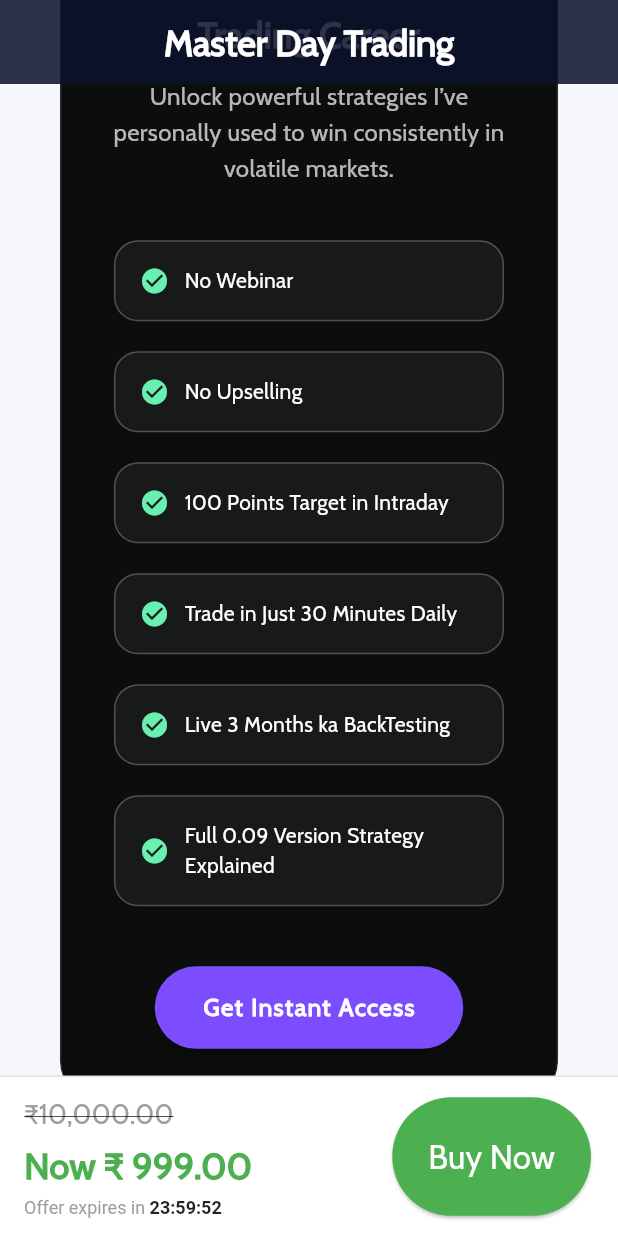
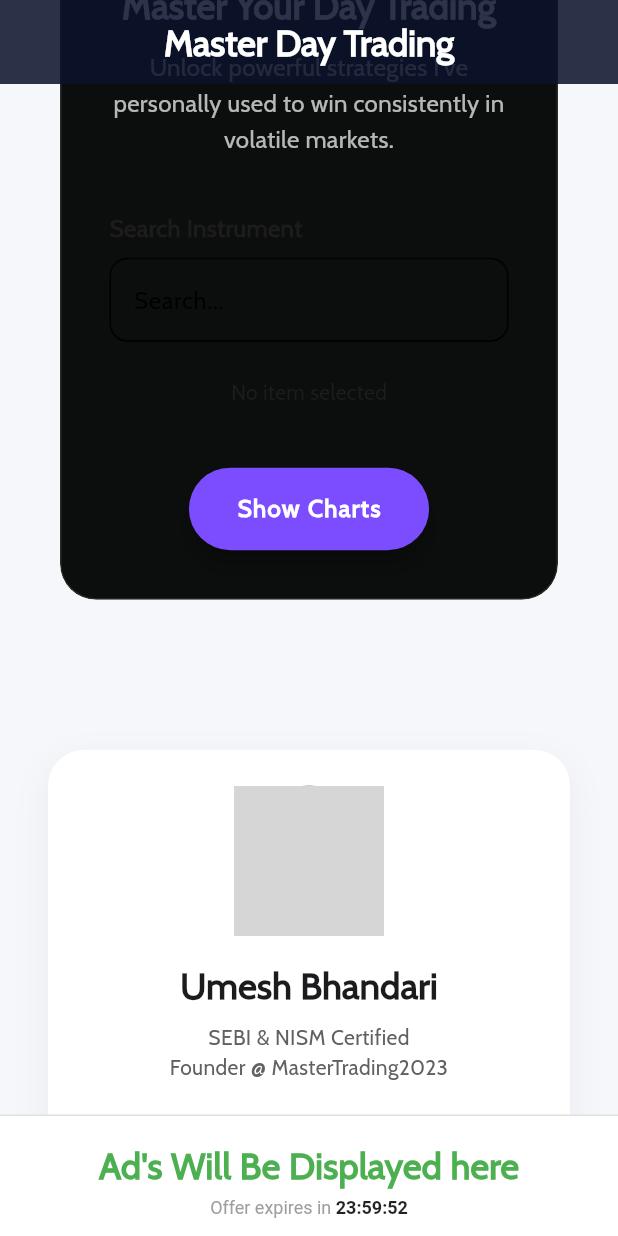
Before and after one commit to ketanambekar/masterdaytrading, a Flutter app: the screen it shows after launch, scrolled down 576 dp, on a phone screen of 412 x 824 dp. Run offline on Flutter 3.47's test engine with Material 3 defaults, Android fonts, the phone set to English and light mode, and no system bars; our stand-ins replace flutter_animate, font_awesome_flutter, get, get_storage, google_fonts, video_player; missing offline and left inert: dart:html, razorpay_flutter; network calls fail; grey boxes are pictures that could not be loaded.

Commit message:
Charting approach started

```diff
--- /dev/null
+++ b/lib/constants/app_assets_constants.dart
@@ -0,0 +1,6 @@
+class AppAssets {
+  // Base paths
+  static const String jsonPath = 'assets/json/';
+
+  static const completeJson = '${jsonPath}complete.json';
+}
--- a/lib/modules/home/home_controller.dart
+++ b/lib/modules/home/home_controller.dart
@@ -1,6 +1,11 @@
+import 'dart:convert';
+
+import 'package:flutter/foundation.dart';
 import 'package:flutter/material.dart';
 import 'package:flutter/rendering.dart';
+import 'package:flutter/services.dart';
 import 'package:get/get.dart';
+import 'package:masterdaytrading/constants/app_assets_constants.dart';
 import 'package:masterdaytrading/services/locale_service.dart';
 
 class HomeController extends GetxController {
@@ -8,10 +13,14 @@
   final ScrollController scrollController = ScrollController();
   final RxBool showAppBar = true.obs;
   ScrollDirection _lastDirection = ScrollDirection.idle;
-
+  var searchSymbol = ''.obs;
+  var allItems = <Map<String, dynamic>>[].obs;
+  var filteredItems = <Map<String, dynamic>>[].obs;
+  var selectedItem = Rxn<Map<String, dynamic>>();
   @override
   void onInit() {
     super.onInit();
+    loadJsonData();
     scrollController.addListener(() {
       final currentDirection = scrollController.position.userScrollDirection;
 
@@ -41,4 +50,36 @@
     final nextLang = supported[(index + 1) % supported.length];
     _localeService.changeLocale(nextLang);
   }
+
+  Future<void> loadJsonData() async {
+    final String response =
+    await rootBundle.loadString(AppAssets.completeJson);
+    final List data = await compute(parseJsonInBackground, response);
+    allItems.assignAll(data.cast<Map<String, dynamic>>());
+  }
+
+  List<dynamic> parseJsonInBackground(String response) {
+    return json.decode(response);
+  }
+
+  void search(String query) {
+    if (query.isEmpty) {
+      filteredItems.clear();
+      return;
+    }
+
+    final results = allItems.where((item) {
+      final name = item['name'].toString().toLowerCase();
+      final symbol = item['trading_symbol'].toString().toLowerCase();
+      return name.contains(query.toLowerCase()) ||
+          symbol.contains(query.toLowerCase());
+    }).toList();
+
+    filteredItems.assignAll(results);
+  }
+
+  void selectItem(Map<String, dynamic> item) {
+    selectedItem.value = item;
+    filteredItems.clear(); // hide dropdown after selection
+  }
 }
--- a/lib/modules/home/widgets/intro_benefits_widget.dart
+++ b/lib/modules/home/widgets/intro_benefits_widget.dart
@@ -1,6 +1,10 @@
 import 'dart:ui';
 import 'package:flutter/material.dart';
+import 'package:get/get.dart';
+import 'package:masterdaytrading/modules/home/home_controller.dart';
 import 'package:masterdaytrading/services/buy_now/check_out_pop_up.dart';
+import 'package:masterdaytrading/widgets/app_input/app_input.dart';
+import 'package:masterdaytrading/widgets/app_input/app_search_input.dart';
 
 class IntroBenefitsWidget extends StatelessWidget {
   final List<String> benefits;
@@ -34,7 +38,7 @@
                   children: [
                     // Heading
                     Text(
-                      '🚀 Transform Your Trading Career',
+                      'Master Your Day Trading',
                       textAlign: TextAlign.center,
                       style: TextStyle(
                         fontSize: isMobile ? 24 : 32,
@@ -54,18 +58,32 @@
                       ),
                     ),
                     const SizedBox(height: 36),
-
-                    // Benefit List
-                    Wrap(
-                      spacing: 20,
-                      runSpacing: 20,
-                      alignment: WrapAlignment.center,
-                      children: benefits
-                          .map((b) => _BenefitTile(
-                        text: b,
-                        isMobile: isMobile,
-                      ))
-                          .toList(),
+                    Column(
+                      children: [
+                        AppSearchInput(
+                          label: 'Search Instrument',
+                          controller: Get.find<HomeController>(),
+                        ),
+                        const SizedBox(height: 20),
+                        Obx(() {
+                          final item =
+                              Get.find<HomeController>().selectedItem.value;
+                          if (item == null) {
+                            return const Text('No item selected');
+                          }
+                          return Container(
+                            padding: const EdgeInsets.all(12),
+                            decoration: BoxDecoration(
+                              border: Border.all(color: Colors.grey.shade300),
+                              borderRadius: BorderRadius.circular(12),
+                            ),
+                            child: Text(
+                              'Selected:\n${item.toString()}',
+                              style: const TextStyle(fontSize: 14),
+                            ),
+                          );
+                        }),
+                      ],
                     ),
                     const SizedBox(height: 40),
 
@@ -82,7 +100,7 @@
                       ),
                       onPressed: showCheckoutSheet,
                       child: const Text(
-                        'Get Instant Access',
+                        'Show Charts',
                         style: TextStyle(
                           fontSize: 16,
                           fontWeight: FontWeight.bold,
--- /dev/null
+++ b/lib/widgets/app_input/app_search_input.dart
@@ -0,0 +1,75 @@
+// widgets/app_search_input.dart
+import 'package:flutter/material.dart';
+import 'package:get/get.dart';
+import 'package:masterdaytrading/modules/home/home_controller.dart';
+
+class AppSearchInput extends StatelessWidget {
+  final String label;
+  final HomeController controller;
+
+  const AppSearchInput({
+    super.key,
+    required this.label,
+    required this.controller,
+  });
+
+  @override
+  Widget build(BuildContext context) {
+    final textController = TextEditingController();
+
+    return Column(
+      crossAxisAlignment: CrossAxisAlignment.start,
+      children: [
+        Text(label,
+            style: const TextStyle(fontWeight: FontWeight.w600, fontSize: 16)),
+        const SizedBox(height: 8),
+        TextField(
+          controller: textController,
+          onChanged: controller.search,
+          decoration: InputDecoration(
+            hintText: 'Search...',
+            border: OutlineInputBorder(
+              borderRadius: BorderRadius.circular(12),
+            ),
+          ),
+        ),
+        const SizedBox(height: 4),
+        Obx(() {
+          final results = controller.filteredItems;
+          if (results.isEmpty) return const SizedBox();
+
+          return Container(
+            decoration: BoxDecoration(
+              border: Border.all(color: Colors.grey.shade300),
+              borderRadius: BorderRadius.circular(8),
+              color: Colors.white,
+              boxShadow: [
+                BoxShadow(
+                  color: Colors.black12,
+                  blurRadius: 4,
+                  offset: const Offset(0, 2),
+                )
+              ],
+            ),
+            child: ListView.builder(
+              shrinkWrap: true,
+              itemCount: results.length,
+              itemBuilder: (context, index) {
+                final item = results[index];
+                return ListTile(
+                  title: Text(item['name'] ?? ''),
+                  subtitle: Text(item['trading_symbol'] ?? ''),
+                  onTap: () {
+                    controller.selectItem(item);
+                    textController.text = item['name'] ?? '';
+                    FocusScope.of(context).unfocus();
+                  },
+                );
+              },
+            ),
+          );
+        }),
+      ],
+    );
+  }
+}
--- a/lib/widgets/bottom_bar/bottom_offer_bar.dart
+++ b/lib/widgets/bottom_bar/bottom_offer_bar.dart
@@ -50,24 +50,18 @@
             border: Border(top: BorderSide(color: Colors.grey.shade300)),
           ),
           child: Row(
+            mainAxisAlignment: MainAxisAlignment.center,
+            crossAxisAlignment: CrossAxisAlignment.center,
             children: [
               // Text Content
               Expanded(
                 child: Column(
-                  crossAxisAlignment: CrossAxisAlignment.start,
+                  crossAxisAlignment: CrossAxisAlignment.center,
                   mainAxisSize: MainAxisSize.min, // Prevent overflow
                   children: [
-                    const Text(
-                      "₹10,000.00",
-                      style: TextStyle(
-                        decoration: TextDecoration.lineThrough,
-                        color: Colors.grey,
-                        fontSize: 18,
-                      ),
-                    ),
                     const SizedBox(height: 4),
                     const Text(
-                      "Now ₹ 999.00",
+                      "Ad's Will Be Displayed here",
                       style: TextStyle(
                           color: Colors.green,
                           fontWeight: FontWeight.w600,
@@ -94,26 +88,26 @@
               ),
 
               // Shaking Button
-              AnimatedBuilder(
-                animation: _shakeAnimation,
-                builder: (context, child) {
-                  return Transform.translate(
-                    offset: Offset(_shakeAnimation.value, 0),
-                    child: ElevatedButton(
-                      onPressed: widget.onPressed,
-                      style: ElevatedButton.styleFrom(
-                        backgroundColor: Colors.green,
-                        padding: const EdgeInsets.symmetric(
-                            horizontal: 24, vertical: 24),
-                      ),
-                      child: const Text(
-                        "Buy Now",
-                        style: TextStyle(color: Colors.white, fontSize: 22),
-                      ),
-                    ),
-                  );
-                },
-              ),
+              // AnimatedBuilder(
+              //   animation: _shakeAnimation,
+              //   builder: (context, child) {
+              //     return Transform.translate(
+              //       offset: Offset(_shakeAnimation.value, 0),
+              //       child: ElevatedButton(
+              //         onPressed: widget.onPressed,
+              //         style: ElevatedButton.styleFrom(
+              //           backgroundColor: Colors.green,
+              //           padding: const EdgeInsets.symmetric(
+              //               horizontal: 24, vertical: 24),
+              //         ),
+              //         child: const Text(
+              //           "Buy Now",
+              //           style: TextStyle(color: Colors.white, fontSize: 22),
+              //         ),
+              //       ),
+              //     );
+              //   },
+              // ),
             ],
           ),
         ));
```
Also changed, not shown: lib/widgets/app_input/app_input.dart (added, +67 -0 lines), pubspec.yaml (+3 -4 lines), 1 other file.
